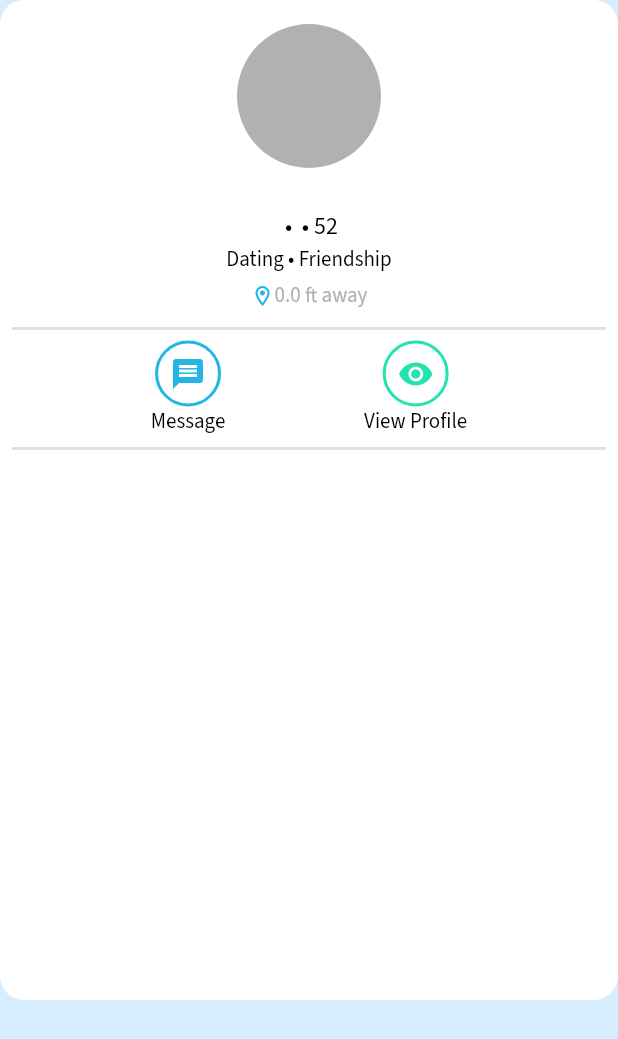
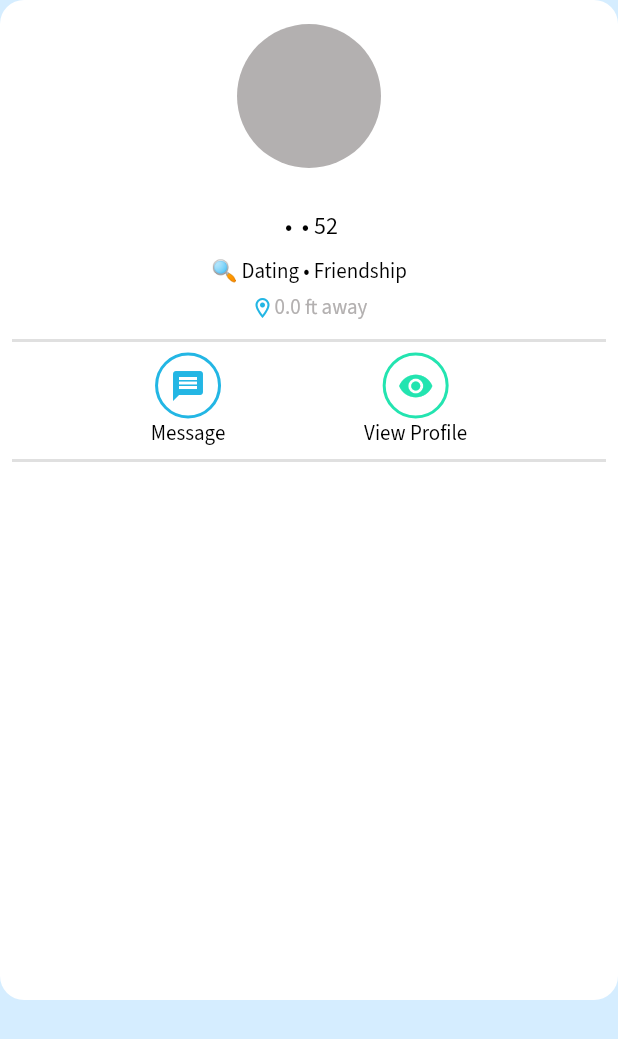
Before and after one commit to yjj781265/Icebr8k_app, a Flutter app: the PeopleNearbyCard widget shown alone on an empty page, opened directly with empty values, on a phone screen of 412 x 824 dp. Shown: the top 1039 px of the screen. Run offline on Flutter 3.47's test engine with Material 2 defaults, Android fonts, the phone set to English and light mode, and no system bars; drawn by our look-alikes of auto_size_text, pull_to_refresh; our stand-ins replace cached_network_image, carousel_slider, cloud_firestore, cloud_functions, dropdown_button2, emoji_picker_flutter and 21 more; missing offline and left inert: flutter_scatter, move_to_background, shake; accounts and stored records are empty; project files that could hold a hidden picture were left out.

Commit message:
UI fix in ppl nearby card

```diff
--- a/lib/frontend/ib_widgets/people_nearby_card.dart
+++ b/lib/frontend/ib_widgets/people_nearby_card.dart
@@ -66,8 +66,11 @@ class PeopleNearbyCard extends StatelessWidget {
                           fontWeight: FontWeight.normal,
                           fontSize: IbConfig.kNormalTextSize),
                     ),
+                    const SizedBox(
+                      height: 8,
+                    ),
                     Text(
-                      item.user.intentions.join(' • '),
+                      '🔍 ${item.user.intentions.join(' • ')}',
                     ),
                     Padding(
                       padding: const EdgeInsets.all(4.0),
```
